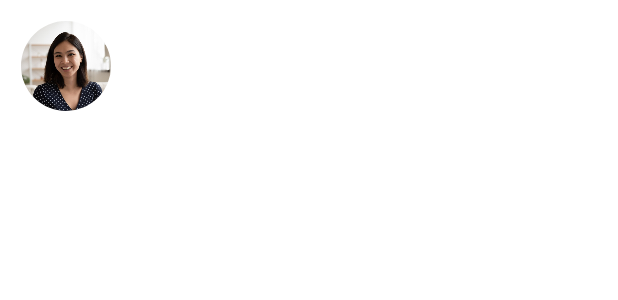
After one commit to ClaudiaAF/Sprecan, an Android app: the layout chat_layout.xml on its own in the app's theme, with its tools: preview values and no code run, on a phone screen of 412 x 824 dp. The commit adds this screen. Shown: the top 300 px of the screen. Run offline under Robolectric (Android 15) with nearby library versions, the phone set to English and light mode, and no system bars.

Commit message:
updated main layout and added contacts page layout

```diff
--- /dev/null
+++ b/app/src/main/res/drawable/ic_baseline_edit_24.xml
@@ -0,0 +1,5 @@
+<vector android:height="24dp" android:tint="#FFFFFF"
+    android:viewportHeight="24" android:viewportWidth="24"
+    android:width="24dp" xmlns:android="http://schemas.android.com/apk/res/android">
+    <path android:fillColor="@android:color/white" android:pathData="M3,17.25V21h3.75L17.81,9.94l-3.75,-3.75L3,17.25zM20.71,7.04c0.39,-0.39 0.39,-1.02 0,-1.41l-2.34,-2.34c-0.39,-0.39 -1.02,-0.39 -1.41,0l-1.83,1.83 3.75,3.75 1.83,-1.83z"/>
+</vector>
--- a/app/src/main/res/drawable/ic_baseline_send_24.xml
+++ b/app/src/main/res/drawable/ic_baseline_send_24.xml
@@ -1,5 +1,5 @@
 <vector android:autoMirrored="true" android:height="24dp"
-    android:tint="#FFFFFF" android:viewportHeight="24"
+    android:tint="#324A5E" android:viewportHeight="24"
     android:viewportWidth="24" android:width="24dp" xmlns:android="http://schemas.android.com/apk/res/android">
     <path android:fillColor="@android:color/white" android:pathData="M2.01,21L23,12 2.01,3 2,10l15,2 -15,2z"/>
 </vector>
--- /dev/null
+++ b/app/src/main/res/layout/chat_layout.xml
@@ -0,0 +1,66 @@
+<?xml version="1.0" encoding="utf-8"?>
+<androidx.cardview.widget.CardView
+    xmlns:android="http://schemas.android.com/apk/res/android"
+    xmlns:app="http://schemas.android.com/apk/res-auto"
+    xmlns:tools="http://schemas.android.com/tools"
+    android:id="@+id/chat_card"
+    android:layout_width="match_parent"
+    android:layout_height="70dp"
+    android:layout_margin="4dp"
+    android:foreground="?android:attr/selectableItemBackground"
+    app:cardBackgroundColor="@android:color/transparent"
+    android:clickable="true"
+    android:focusable="true"
+    app:cardCornerRadius="4dp"
+    app:cardElevation="0dp">
+
+    <RelativeLayout
+        android:layout_width="match_parent"
+        android:layout_height="92dp"
+        android:background="@android:color/transparent"
+        android:backgroundTintMode="add">
+
+        <com.google.android.material.imageview.ShapeableImageView
+            android:id="@+id/user_profile_img"
+            android:layout_width="80dp"
+            android:layout_height="80dp"
+            android:layout_gravity="center_horizontal"
+            android:adjustViewBounds="true"
+            android:padding="10dp"
+            android:scaleType="centerCrop"
+            android:src="@drawable/default_user2"
+            app:layout_constraintBottom_toBottomOf="parent"
+            app:layout_constraintEnd_toEndOf="parent"
+            app:layout_constraintHorizontal_bias="0.858"
+            app:layout_constraintStart_toStartOf="parent"
+            app:layout_constraintTop_toTopOf="parent"
+            app:layout_constraintVertical_bias="0.026"
+            app:shapeAppearanceOverlay="@style/circleImageView" />
+
+        <TextView
+            android:id="@+id/textView_name"
+            android:layout_width="wrap_content"
+            android:layout_height="wrap_content"
+            android:layout_marginStart="10dp"
+            android:layout_marginTop="5dp"
+            android:layout_toEndOf="@id/user_profile_img"
+            android:textAppearance="@style/Base.TextAppearance.AppCompat"
+            android:textColor="@color/white"
+            android:textSize="25sp"
+            tools:text="Username" />
+
+        <TextView
+            android:id="@+id/textView_altText"
+            android:layout_width="wrap_content"
+            android:layout_height="wrap_content"
+            android:layout_below="@+id/textView_name"
+            android:layout_alignStart="@+id/textView_name"
+            android:layout_marginStart="2dp"
+            android:ellipsize="end"
+            android:maxLines="1"
+            android:textAppearance="@style/Base.TextAppearance.AppCompat.Small"
+            android:textColor="@color/white"
+            tools:text="Bio" />
+    </RelativeLayout>
+
+</androidx.cardview.widget.CardView>
--- a/app/src/main/res/layout/item_text_message.xml
+++ b/app/src/main/res/layout/item_text_message.xml
@@ -26,6 +26,7 @@
             android:paddingTop="4dp"
             android:textAppearance="@style/Base.TextAppearance.AppCompat.Body1"
             tools:text="this is the text that will appear in the message" />
+
         <TextView
             android:id="@+id/textView_message_time"
             android:layout_width="wrap_content"
@@ -33,7 +34,8 @@
             android:layout_below="@id/textView_message_text"
             android:layout_alignEnd="@id/textView_message_text"
             android:layout_marginEnd="8dp"
+            android:textColor="@color/golden"
             android:textSize="12sp"
-            tools:text="3/15/2018 3:00 PM"/>
+            tools:text="3/15/2018 3:00 PM" />
     </RelativeLayout>
 </FrameLayout>
```
Also changed, not shown: app/build.gradle (+26 -2 lines), app/src/main/AndroidManifest.xml (+13 -7 lines), app/src/main/res/layout/contact_layout.xml (added, +36 -0 lines), app/src/main/res/layout/layout_chat_view.xml (+32 -11 lines).
